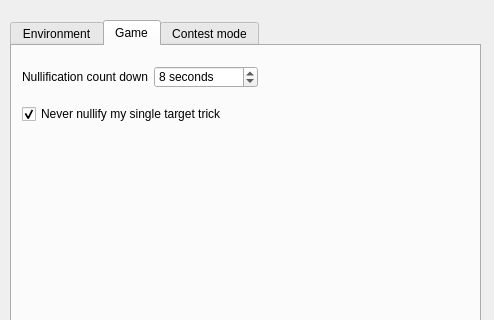
First picture: the form in src/dialog/configdialog.ui, repository ubun/SakuraSlash, before the edit; both pictures show x 0 to 494 and y 0 to 320 of the 494 by 503 pixel window.
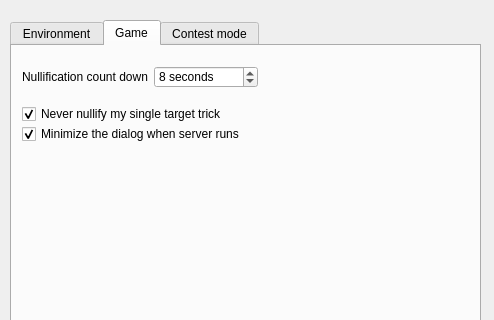
Second picture: the form after the edit. The open tabs and pages were chosen to show the change.

```diff
--- a/src/dialog/configdialog.ui
+++ b/src/dialog/configdialog.ui
@@ -473,6 +473,25 @@
       <bool>true</bool>
      </property>
     </widget>
+    <widget class="QCheckBox" name="minimizecCheckBox">
+     <property name="geometry">
+      <rect>
+       <x>10</x>
+       <y>80</y>
+       <width>241</width>
+       <height>16</height>
+      </rect>
+     </property>
+     <property name="text">
+      <string>Minimize the dialog when server runs</string>
+     </property>
+     <property name="checked">
+      <bool>true</bool>
+     </property>
+     <property name="checked">
+      <bool>true</bool>
+     </property>
+    </widget>
    </widget>
    <widget class="QWidget" name="tab">
     <attribute name="title">
```
